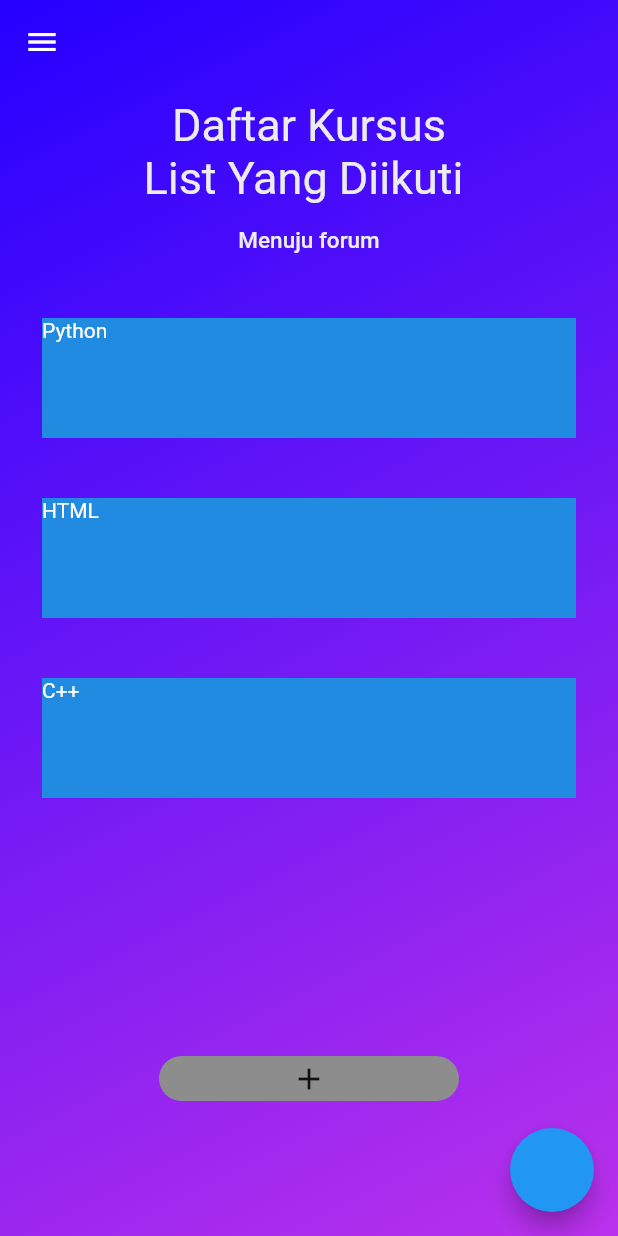
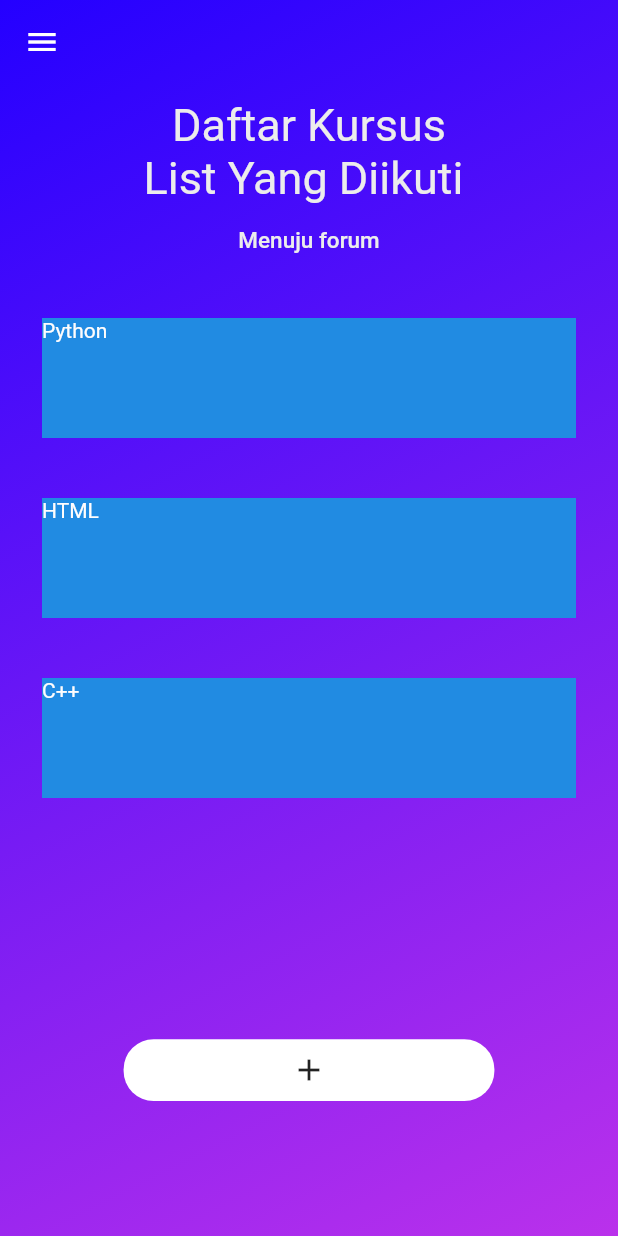
Before and after one commit to Soviena/belajarpro-flutter, a Flutter app: the Dashboard screen opened by its route, on a phone screen of 412 x 824 dp. Run offline on Flutter 3.47's test engine with Material 2 defaults, Android fonts, the phone set to English and light mode, and no system bars; our stand-ins replace get, hexcolor; missing offline and left inert: dart:js.

Commit message:
fix add course button

```diff
--- a/lib/view/dashboard.dart
+++ b/lib/view/dashboard.dart
@@ -123,14 +123,13 @@
                       })),
               GestureDetector(
                 child: Container(
-
                   margin: EdgeInsets.fromLTRB(20, 10, 20, 90),
-                  height: 30,
-                  width: 200,
+                  height: MediaQuery.of(context).size.height * 0.05,
+                  width: MediaQuery.of(context).size.width * 0.6,
                   child: Icon(Icons.add),
                   decoration: BoxDecoration(
                     borderRadius: BorderRadius.circular(20),
-                    color: Color.fromARGB(255, 141, 141, 141),
+                    color: Color.fromARGB(255, 255, 255, 255),
                   ),
                 ),
                 onTap: () {
@@ -142,10 +141,6 @@
           ),
         ),
       ),
-      floatingActionButton: FloatingActionButton(
-        onPressed: () {
-          Navigator.pushNamed(context, '/listcourse');
-        }),
     );
   }
 }
```
